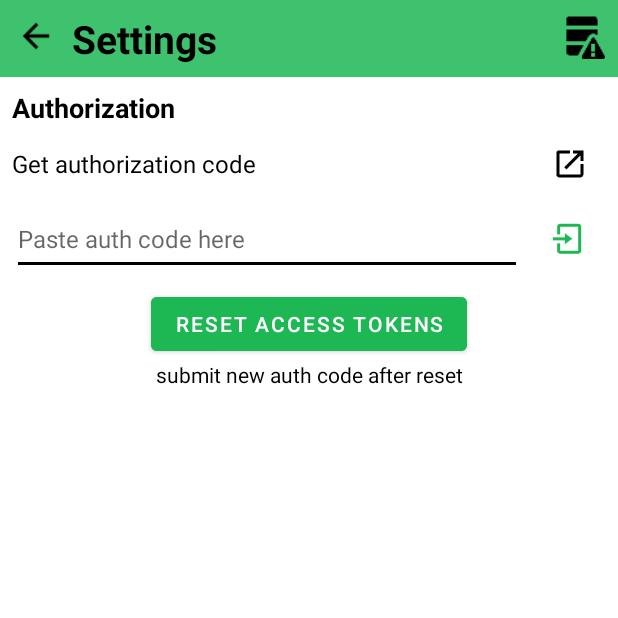
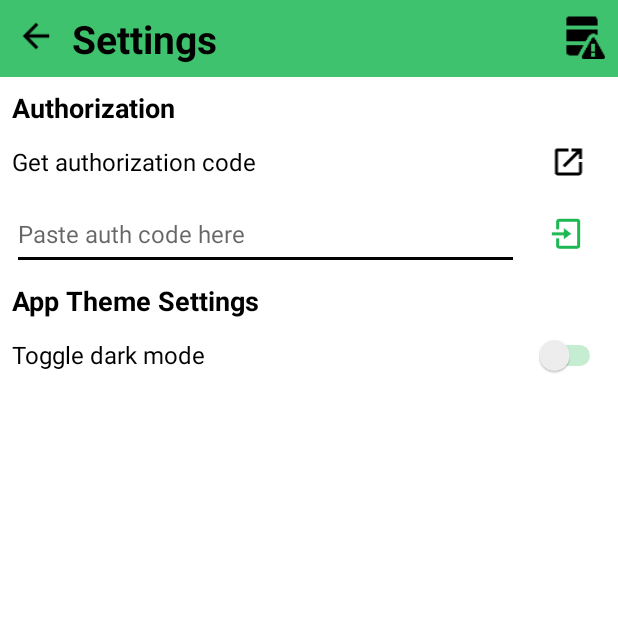
Before and after one commit to NathanCioppa/SpotifyAutoQueue, an Android app: the SettingsActivity screen opened directly, with no data from a screen before it, on a phone screen of 412 x 824 dp, the top half of it. Run offline under Robolectric (Android 15) with nearby library versions, the phone set to English and light mode, and no system bars.

Commit message:
added dark theme toggle in app
completely reworked the layout of activity_settings

```diff
--- a/app/src/main/java/com/example/spotifyautoqueue/SettingsActivity.java
+++ b/app/src/main/java/com/example/spotifyautoqueue/SettingsActivity.java
@@ -1,12 +1,19 @@
 package com.example.spotifyautoqueue;
 
 import androidx.appcompat.app.AppCompatActivity;
+import androidx.appcompat.app.AppCompatDelegate;
+import androidx.appcompat.widget.SwitchCompat;
 
 import android.content.Intent;
+import android.content.SharedPreferences;
+import android.content.res.ColorStateList;
+import android.content.res.Configuration;
 import android.net.Uri;
 import android.os.Bundle;
 import android.view.View;
+import android.widget.Switch;
 import android.widget.TextView;
+import android.widget.ToggleButton;
 
 import java.io.File;
 
@@ -23,10 +30,23 @@ public class SettingsActivity extends AppCompatActivity {
             +REDIRECT_URI+"&scope="
             +SCOPE;
 
+    SharedPreferences sharedPreferences;
+    Switch darkModeToggle;
+
     @Override
     protected void onCreate(Bundle savedInstanceState) {
         super.onCreate(savedInstanceState);
         setContentView(R.layout.activity_settings);
+
+        darkModeToggle = findViewById(R.id.darkModeToggle);
+        int nightModeFlags = this.getResources().getConfiguration().uiMode & Configuration.UI_MODE_NIGHT_MASK;
+
+        if(nightModeFlags == Configuration.UI_MODE_NIGHT_YES) {
+            darkModeToggle.setChecked(true);
+        }
+
+
+        sharedPreferences = getSharedPreferences("sharedPrefs", MODE_PRIVATE);
     }
 
     public void openAuthLink(View button) {
@@ -73,6 +93,17 @@ public class SettingsActivity extends AppCompatActivity {
         saveTokens(); // Save the tokens as being empty
     }
 
+    public void toggleDarkTheme(View button) {
+        int nightModeFlags = this.getResources().getConfiguration().uiMode & Configuration.UI_MODE_NIGHT_MASK;
+
+        if(nightModeFlags == Configuration.UI_MODE_NIGHT_YES) {
+            AppCompatDelegate.setDefaultNightMode(AppCompatDelegate.MODE_NIGHT_NO);
+        }
+        else {
+            AppCompatDelegate.setDefaultNightMode(AppCompatDelegate.MODE_NIGHT_YES);
+        }
+    }
+
     public void openErrorLog(View button) {
         Intent errorLog = new Intent(this, ErrorLogActivity.class);
         startActivity(errorLog);
--- a/app/src/main/res/layout/activity_settings.xml
+++ b/app/src/main/res/layout/activity_settings.xml
@@ -56,131 +56,103 @@
         android:layout_height="0dp"
         app:layout_constraintBottom_toBottomOf="parent"
         app:layout_constraintEnd_toEndOf="parent"
+        app:layout_constraintHorizontal_bias="1.0"
         app:layout_constraintStart_toStartOf="parent"
-        app:layout_constraintTop_toBottomOf="@+id/constraintLayout2">
+        app:layout_constraintTop_toBottomOf="@+id/constraintLayout2"
+        app:layout_constraintVertical_bias="1.0">
 
-        <androidx.constraintlayout.widget.ConstraintLayout
+        <LinearLayout
             android:layout_width="match_parent"
-            android:layout_height="wrap_content">
+            android:layout_height="wrap_content"
+            android:padding="8dp"
+            android:orientation="vertical">
 
             <TextView
                 android:id="@+id/authorizationTitle"
                 style="@style/category_title"
-                android:layout_margin="8dp"
-                android:text="@string/authorization_title"
-                app:layout_constraintStart_toStartOf="parent"
-                app:layout_constraintTop_toTopOf="parent" />
+                android:text="@string/authorization_title" />
 
-            <androidx.constraintlayout.widget.ConstraintLayout
-                android:id="@+id/authSubmitLayout"
+            <LinearLayout
                 android:layout_width="match_parent"
-                android:layout_height="50dp"
-                android:paddingStart="8dp"
-                android:paddingEnd="8dp"
-                app:layout_constraintEnd_toEndOf="parent"
-                app:layout_constraintStart_toStartOf="parent"
-                app:layout_constraintTop_toBottomOf="@+id/linkToAuthCode">
+                android:layout_height="match_parent"
+                android:orientation="horizontal">
+
+                <TextView
+                    android:id="@+id/getAuthCodeLabel"
+                    style="@style/textColor"
+                    android:layout_width="wrap_content"
+                    android:layout_height="wrap_content"
+                    android:layout_gravity="center"
+                    android:layout_marginEnd="8dp"
+                    android:layout_weight="100"
+                    android:text="@string/get_auth_code_label"
+                    android:textSize="16sp" />
+
+                <ImageView
+                    android:id="@+id/imageView2"
+                    style="@style/textColor"
+                    android:layout_width="48dp"
+                    android:layout_height="48dp"
+                    android:layout_weight="1"
+                    android:onClick="openAuthLink"
+                    android:scaleX="0.5"
+                    android:scaleY="0.5"
+                    app:srcCompat="@drawable/icons8_external_link_96___" />
+            </LinearLayout>
+
+            <LinearLayout
+                android:layout_width="match_parent"
+                android:layout_height="match_parent"
+                android:orientation="horizontal">
 
                 <EditText
                     android:id="@+id/inputAuthCode"
                     style="@style/textColor"
-                    android:layout_width="0dp"
+                    android:layout_width="wrap_content"
                     android:layout_height="48dp"
                     android:layout_marginEnd="8dp"
+                    android:layout_weight="100"
                     android:ems="10"
                     android:hint="@string/input_auth_hint"
                     android:inputType="textPersonName"
-                    android:textSize="16sp"
-                    app:layout_constraintBottom_toBottomOf="parent"
-                    app:layout_constraintEnd_toStartOf="@+id/submitAuthCodeButton"
-                    app:layout_constraintStart_toStartOf="parent"
-                    app:layout_constraintTop_toTopOf="parent"
-                    app:layout_constraintVertical_bias="0.6" />
+                    android:textSize="16sp" />
 
                 <ImageButton
                     android:id="@+id/submitAuthCodeButton"
                     style="@style/button_background"
                     android:layout_width="48dp"
                     android:layout_height="48dp"
+                    android:layout_weight="1"
                     android:onClick="submitAuthCode"
-                    app:layout_constraintBottom_toBottomOf="parent"
-                    app:layout_constraintEnd_toEndOf="parent"
-                    app:layout_constraintTop_toTopOf="parent"
                     app:srcCompat="@drawable/icons8_enter_96___"
                     app:tint="@color/spotify_logo_green" />
+            </LinearLayout>
 
-            </androidx.constraintlayout.widget.ConstraintLayout>
+            <TextView
+                android:id="@+id/themeTitle"
+                style="@style/category_title"
+                android:layout_marginTop="8dp"
+                android:text="App Theme Settings" />
 
-            <androidx.constraintlayout.widget.ConstraintLayout
-                android:id="@+id/linkToAuthCode"
-                android:layout_width="match_parent"
-                android:layout_height="50dp"
-                android:onClick="openAuthLink"
-                android:outlineProvider="none"
-                android:paddingStart="8dp"
-                android:paddingEnd="8dp"
-                app:layout_constraintEnd_toEndOf="parent"
-                app:layout_constraintStart_toStartOf="parent"
-                app:layout_constraintTop_toBottomOf="@+id/authorizationTitle">
-
-                <TextView
-                    android:id="@+id/textView4"
-                    style="@style/textColor"
-                    android:layout_width="wrap_content"
-                    android:layout_height="wrap_content"
-                    android:text="@string/get_auth_code_label"
-                    android:textSize="16sp"
-                    app:layout_constraintBottom_toBottomOf="parent"
-                    app:layout_constraintStart_toStartOf="parent"
-                    app:layout_constraintTop_toTopOf="parent" />
-
-                <ImageView
-                    android:id="@+id/imageView2"
-                    style="@style/textColor"
-                    android:layout_width="48dp"
-                    android:layout_height="48dp"
-                    android:scaleX="0.5"
-                    android:scaleY="0.5"
-                    app:layout_constraintBottom_toBottomOf="parent"
-                    app:layout_constraintEnd_toEndOf="parent"
-                    app:layout_constraintTop_toTopOf="parent"
-                    app:srcCompat="@drawable/icons8_external_link_96___" />
-            </androidx.constraintlayout.widget.ConstraintLayout>
-
-            <androidx.constraintlayout.widget.ConstraintLayout
+            <LinearLayout
                 android:layout_width="match_parent"
                 android:layout_height="match_parent"
-                app:layout_constraintEnd_toEndOf="parent"
-                app:layout_constraintHorizontal_bias="0.0"
-                app:layout_constraintStart_toStartOf="parent"
-                app:layout_constraintTop_toBottomOf="@+id/authSubmitLayout">
+                android:orientation="horizontal">
 
-                <Button
-                    android:id="@+id/resetAccessTokens"
+                <Switch
+                    android:id="@+id/darkModeToggle"
+                    style="@style/toggleSwitch"
                     android:layout_width="wrap_content"
-                    android:layout_height="wrap_content"
-                    android:layout_margin="8dp"
-                    android:backgroundTint="@color/spotify_logo_green"
-                    android:onClick="resetAccessTokens"
-                    android:text="Reset Access Tokens"
-                    app:layout_constraintEnd_toEndOf="parent"
-                    app:layout_constraintStart_toStartOf="parent"
-                    app:layout_constraintTop_toTopOf="parent" />
+                    android:layout_height="48dp"
+                    android:layout_weight="1"
+                    android:onClick="toggleDarkTheme"
+                    android:showText="false"
+                    android:text="Toggle dark mode"
+                    android:textSize="16sp"
+                    android:trackTint="@color/spotify_logo_green" />
+            </LinearLayout>
 
-                <TextView
-                    android:id="@+id/textView12"
-                    style="@style/textColor"
-                    android:layout_width="wrap_content"
-                    android:layout_height="wrap_content"
-                    android:layout_marginStart="0dp"
-                    android:layout_marginTop="0dp"
-                    android:text="submit new auth code after reset"
-                    app:layout_constraintEnd_toEndOf="@+id/resetAccessTokens"
-                    app:layout_constraintStart_toStartOf="@+id/resetAccessTokens"
-                    app:layout_constraintTop_toBottomOf="@+id/resetAccessTokens" />
-            </androidx.constraintlayout.widget.ConstraintLayout>
-
-        </androidx.constraintlayout.widget.ConstraintLayout>
+        </LinearLayout>
     </ScrollView>
 
 </androidx.constraintlayout.widget.ConstraintLayout>
--- a/app/src/main/res/values-night/themes.xml
+++ b/app/src/main/res/values-night/themes.xml
@@ -9,6 +9,7 @@
         <item name="colorSecondary">@color/teal_200</item>
         <item name="colorSecondaryVariant">@color/teal_200</item>
         <item name="colorOnSecondary">@color/black</item>
+        <item name="colorAccent">@color/spotify_logo_green</item>
         <!-- Status bar color. -->
         <item name="android:statusBarColor">@color/off_black</item>
 
@@ -116,4 +117,8 @@
         <item name="android:backgroundTint">@color/black</item>
     </style>
 
+    <style name="toggleSwitch">
+        <item name="colorControlActivated">@color/spotify_logo_green</item>
+    </style>
+
 </resources>
--- a/app/src/main/res/values/themes.xml
+++ b/app/src/main/res/values/themes.xml
@@ -9,6 +9,7 @@
         <item name="colorSecondary">@color/teal_200</item>
         <item name="colorSecondaryVariant">@color/teal_700</item>
         <item name="colorOnSecondary">@color/black</item>
+        <item name="colorAccent">@color/spotify_logo_green</item>
         <!-- Status bar color. -->
         <item name="android:statusBarColor">@color/spotify_logo_green</item>
         <!-- Customize your theme here. -->
@@ -130,4 +131,8 @@
         <item name="android:backgroundTint">@color/white</item>
     </style>
 
+    <style name="toggleSwitch">
+        <item name="colorControlActivated">@color/spotify_logo_green</item>
+    </style>
+
 </resources>
```
